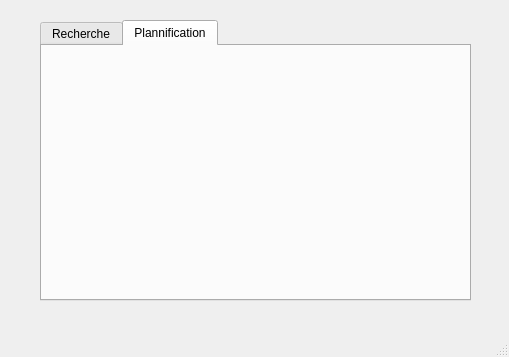
The window that mainwindow.ui (mariamko25/ProjetQT) describes before a commit, drawn with Qt 5.
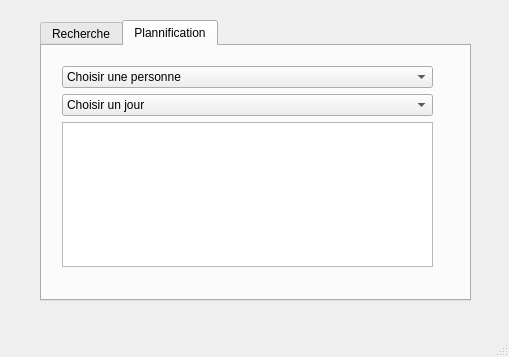
The same window after the commit. The open tabs and pages were chosen to show the change.

```diff
--- a/mainwindow.ui
+++ b/mainwindow.ui
@@ -38,6 +38,80 @@
         <attribute name="title">
          <string>Plannification</string>
         </attribute>
+        <widget class="QWidget" name="gridLayoutWidget_3">
+         <property name="geometry">
+          <rect>
+           <x>20</x>
+           <y>20</y>
+           <width>371</width>
+           <height>201</height>
+          </rect>
+         </property>
+         <layout class="QGridLayout" name="gridLayout_3">
+          <item row="0" column="0">
+           <widget class="QComboBox" name="comboBox_Jour">
+            <property name="currentText">
+             <string>Choisir une personne</string>
+            </property>
+            <item>
+             <property name="text">
+              <string>Choisir une personne</string>
+             </property>
+            </item>
+           </widget>
+          </item>
+          <item row="4" column="0">
+           <widget class="QTableView" name="tableView_2"/>
+          </item>
+          <item row="3" column="0">
+           <widget class="QComboBox" name="comboBox_Personne">
+            <property name="currentText">
+             <string>Choisir un jour</string>
+            </property>
+            <item>
+             <property name="text">
+              <string>Choisir un jour</string>
+             </property>
+            </item>
+            <item>
+             <property name="text">
+              <string>Lundi</string>
+             </property>
+            </item>
+            <item>
+             <property name="text">
+              <string>Mardi</string>
+             </property>
+            </item>
+            <item>
+             <property name="text">
+              <string>Mercredi</string>
+             </property>
+            </item>
+            <item>
+             <property name="text">
+              <string>Jeudi</string>
+             </property>
+            </item>
+            <item>
+             <property name="text">
+              <string>Vendredi</string>
+             </property>
+            </item>
+            <item>
+             <property name="text">
+              <string>Samedi</string>
+             </property>
+            </item>
+            <item>
+             <property name="text">
+              <string>Dimanche</string>
+             </property>
+            </item>
+           </widget>
+          </item>
+         </layout>
+        </widget>
        </widget>
       </widget>
      </item>
```
Left out of the diff: 24 changed lines with no effect on the pictures.
